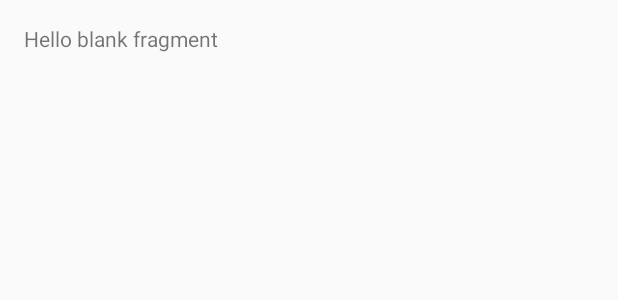
After one commit to MrDeliciousman/EscapeRoom, an Android app: the layout fragment_history.xml on its own in the app's theme, with its tools: preview values and no code run, on a phone screen of 412 x 824 dp. The commit adds this screen. Shown: the top 300 px of the screen. Run offline under Robolectric (Android 15) with nearby library versions, the phone set to English and light mode, and no system bars.

Commit message:
added fragment.

```diff
--- a/app/build.gradle
+++ b/app/build.gradle
@@ -29,6 +29,7 @@ dependencies {
     implementation 'com.android.support:design:28.0.0'
     implementation 'com.facebook.stetho:stetho:1.5.0'
     implementation 'android.arch.persistence.room:runtime:1.1.1'
+    implementation 'com.android.support:support-v4:28.0.0'
     annotationProcessor 'android.arch.persistence.room:compiler:1.1.1'
     testImplementation 'junit:junit:4.12'
     androidTestImplementation 'com.android.support.test:runner:1.0.2'
--- a/app/src/main/java/edu/cnm/deepdive/escaperoom/model/dao/ActionHistoryDao.java
+++ b/app/src/main/java/edu/cnm/deepdive/escaperoom/model/dao/ActionHistoryDao.java
@@ -13,5 +13,5 @@ public interface ActionHistoryDao {
   ActionHistory getActionHistory();
 
   @Insert
-  public long insert(ActionHistory actionHistory);
+  long insert(ActionHistory actionHistory);
 }
--- a/app/src/main/java/edu/cnm/deepdive/escaperoom/model/dao/UserDao.java
+++ b/app/src/main/java/edu/cnm/deepdive/escaperoom/model/dao/UserDao.java
@@ -11,5 +11,5 @@ public interface UserDao {
   User getUser(long userId);
 
   @Update
-  public void updateUser(User user);
+  void updateUser(User user);
 }
--- /dev/null
+++ b/app/src/main/res/layout/fragment_history.xml
@@ -0,0 +1,22 @@
+<?xml version="1.0" encoding="utf-8"?>
+<ScrollView xmlns:android="http://schemas.android.com/apk/res/android"
+  xmlns:tools="http://schemas.android.com/tools"
+  android:layout_width="match_parent"
+  android:layout_height="wrap_content"
+  xmlns:app="http://schemas.android.com/apk/res-auto"
+  android:padding="16dp"
+  tools:context=".HistoryFragment">
+
+  <android.support.constraint.ConstraintLayout
+    android:layout_width="match_parent"
+    android:layout_height="wrap_content">
+
+
+    <TextView
+    android:id="@+id/history"
+    android:layout_width="match_parent"
+    android:layout_height="wrap_content"
+    android:text="@string/hello_blank_fragment"/>
+
+  </android.support.constraint.ConstraintLayout>
+</ScrollView>
--- a/app/src/main/res/values/strings.xml
+++ b/app/src/main/res/values/strings.xml
@@ -93,5 +93,9 @@
   <string name="option1_button">Option1</string>
   <string name="option2_button">Option2</string>
   <string name="history_setting">History</string>
+  <string name="ok_button">ok</string>
+
+  <!-- TODO: Remove or change this placeholder text -->
+  <string name="hello_blank_fragment">Hello blank fragment</string>
 
 </resources>
--- a/app/src/main/res/values/styles.xml
+++ b/app/src/main/res/values/styles.xml
@@ -1,7 +1,7 @@
 <resources>
 
   <!-- Base application theme. -->
-  <style name="AppTheme" parent="Theme.AppCompat.Light.DarkActionBar">
+  <style name="AppTheme" parent="Base.Theme.AppCompat.Light.DarkActionBar">
     <!-- Customize your theme here. -->
     <item name="colorPrimary">@color/colorPrimary</item>
     <item name="colorPrimaryDark">@color/colorPrimaryDark</item>
```
Also changed, not shown: app/src/main/java/edu/cnm/deepdive/escaperoom/HistoryFragment.java (added, +41 -0 lines), app/src/main/res/drawable/ic_info_filled.xml (added, +9 -0 lines), 1 other file.
